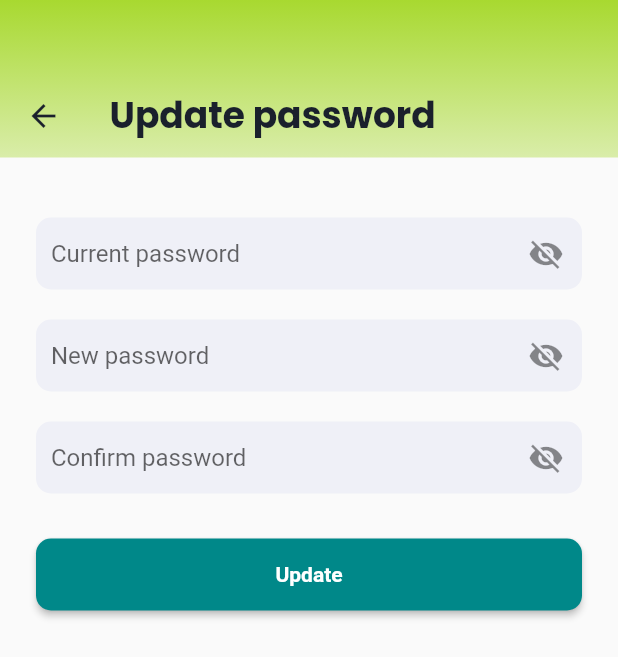
After one commit to NguyenDuyBac1995/wallet_app, a Flutter app: the UpdatePasswordScreen screen opened by its route, on a phone screen of 412 x 824 dp. The commit adds this screen. Shown: the top 657 px of the screen. Run offline on Flutter 3.47's test engine with Material 2 defaults, Android fonts, the phone set to English and light mode, and no system bars; our stand-ins replace device_preview, dio, equatable, firebase_auth, firebase_core, flutter_bloc and 6 more; missing offline and left inert: country_pickers, currency_picker; accounts and stored records are empty; generated files the repository leaves out were written again; network calls fail.

Commit message:
ui man hinh profile, password
ui man hinh profile, password

```diff
--- a/lib/core/routes/generator.route.dart
+++ b/lib/core/routes/generator.route.dart
@@ -4,12 +4,15 @@ import 'package:big_wallet/features/auth/screens/auth.screen.dart';
 import 'package:big_wallet/features/auth/screens/forgot.new.password.screen.dart';
 import 'package:big_wallet/features/auth/screens/information.screen.dart';
 import 'package:big_wallet/features/bottom_bar/screens/bottom_bar.screen.dart';
+import 'package:big_wallet/features/settings/screens/edit_profile.screen.dart';
+import 'package:big_wallet/features/settings/screens/records_management.screen.dart';
 import 'package:big_wallet/features/settings/screens/setting.screen.dart';
 import 'package:big_wallet/features/auth/screens/signin.screen.dart';
 import 'package:big_wallet/features/auth/screens/signup.information.screen.dart';
 import 'package:big_wallet/features/auth/screens/signup.screen.dart';
 import 'package:big_wallet/features/auth/screens/verify.otp.screen.dart';
 import 'package:big_wallet/features/otp/screens/otp.screen.dart';
+import 'package:big_wallet/features/settings/screens/update_password.screen.dart';
 import 'package:big_wallet/features/splash/screens/splash.screen.dart';
 import 'package:big_wallet/models/bundle.model.dart';
 import 'package:flutter/material.dart';
@@ -63,6 +66,15 @@ class RouteGenerator {
       case Routes.settingScreen:
         return GeneratePageRoute(
             widget: const SettingsScreen(), routeName: settings.name);
+      case Routes.updatePassWordScreen:
+        return GeneratePageRoute(
+            widget: const UpdatePasswordScreen(), routeName: settings.name);
+      case Routes.editProfileScreen:
+        return GeneratePageRoute(
+            widget: const EditProfileScreen(), routeName: settings.name);
+      case Routes.recordsManagement:
+        return GeneratePageRoute(
+            widget: const RecordsManagement(), routeName: settings.name);
       default:
         return GeneratePageRoute(
             widget: Scaffold(
--- a/lib/core/routes/routes.dart
+++ b/lib/core/routes/routes.dart
@@ -11,4 +11,7 @@ class Routes {
   static const signupInformationScreen = 'SignupInformationScreen';
   static const bottomBarScreen = 'bottomBarScreen';
   static const settingScreen = 'settingScreen';
+  static const updatePassWordScreen = 'updatePassWord';
+  static const editProfileScreen = 'editProfileScreen';
+  static const recordsManagement = 'recordsManagement';
 }
--- a/lib/features/auth/screens/forgot.new.password.screen.dart
+++ b/lib/features/auth/screens/forgot.new.password.screen.dart
@@ -19,7 +19,8 @@ class ForgotNewPasswordScreen extends StatefulWidget {
 class _ForgotNewPasswordScreen extends State<ForgotNewPasswordScreen> {
   final _formKey = GlobalKey<FormState>();
   final TextEditingController _controllerPassword = TextEditingController();
-  final TextEditingController _controllerConfirmPassword = TextEditingController();
+  final TextEditingController _controllerConfirmPassword =
+      TextEditingController();
   late bool _passwordVisible = false;
   late bool _confirmPasswordVisible = false;
 
@@ -28,6 +29,7 @@ class _ForgotNewPasswordScreen extends State<ForgotNewPasswordScreen> {
       _passwordVisible = !_passwordVisible;
     });
   }
+
   void _toggleConfirmPasswordStatus() {
     setState(() {
       _confirmPasswordVisible = !_confirmPasswordVisible;
@@ -83,7 +85,6 @@ class _ForgotNewPasswordScreen extends State<ForgotNewPasswordScreen> {
               const SizedBox(
                 height: 20,
               ),
-
               SingleChildScrollView(
                 child: Form(
                   key: _formKey,
@@ -188,7 +189,6 @@ class _ForgotNewPasswordScreen extends State<ForgotNewPasswordScreen> {
                           )
                         ],
                       ),
-
                     ],
                   ),
                 ),
--- /dev/null
+++ b/lib/features/settings/screens/update_password.screen.dart
@@ -0,0 +1,187 @@
+import 'package:big_wallet/core/routes/routes.dart';
+import 'package:big_wallet/utilities/assets.dart';
+import 'package:big_wallet/utilities/custom_appBar.dart';
+import 'package:big_wallet/utilities/custom_color.dart';
+import 'package:big_wallet/utilities/custom_style.dart';
+import 'package:big_wallet/utilities/localization.dart';
+import 'package:big_wallet/utilities/styled.dart';
+import 'package:big_wallet/utilities/text_styled.dart';
+import 'package:big_wallet/utilities/widgets/common.dart';
+import 'package:flutter/material.dart';
+import 'package:flutter/src/widgets/container.dart';
+import 'package:flutter/src/widgets/framework.dart';
+
+class UpdatePasswordScreen extends StatefulWidget {
+  const UpdatePasswordScreen({super.key});
+
+  @override
+  State<UpdatePasswordScreen> createState() => _UpdatePasswordScreenState();
+}
+
+class _UpdatePasswordScreenState extends State<UpdatePasswordScreen> {
+  final _formKey = GlobalKey<FormState>();
+  final TextEditingController _controllerPassword = TextEditingController();
+  final TextEditingController _controllerConfirmPassword =
+      TextEditingController();
+  late bool _passwordVisible = false;
+  late bool _confirmPasswordVisible = false;
+
+  void _togglePasswordStatus() {
+    setState(() {
+      _passwordVisible = !_passwordVisible;
+    });
+  }
+
+  void _toggleConfirmPasswordStatus() {
+    setState(() {
+      _confirmPasswordVisible = !_confirmPasswordVisible;
+    });
+  }
+
+  @override
+  Widget build(BuildContext context) {
+    return Scaffold(
+      appBar: CustomAppBar(
+        title: Text(
+          context.l10n?.titleUpdatePassWord ?? '',
+          style: TextStyles.h1,
+        ),
+      ),
+      body: Container(
+        padding: const EdgeInsets.symmetric(horizontal: 24),
+        child: SingleChildScrollView(
+          child: Form(
+            key: _formKey,
+            child: Column(
+              children: <Widget>[
+                const SizedBox(
+                  height: 30,
+                ),
+                Container(
+                  margin: const EdgeInsets.symmetric(vertical: 10),
+                  decoration: CustomStyled.boxShadowDecoration,
+                  child: TextFormField(
+                    controller: _controllerPassword,
+                    obscureText: !_passwordVisible,
+                    decoration: InputDecoration(
+                      border: OutlineInputBorder(
+                        borderSide: BorderSide.none, // No border
+                        borderRadius: BorderRadius.circular(10),
+                      ),
+                      hintText: context.l10n?.hintTextCurrentPassword ?? '',
+                      fillColor: CustomColors.gray,
+                      filled: true,
+                      suffixIcon: IconButton(
+                        icon: Icon(
+                          _passwordVisible
+                              ? Icons.visibility
+                              : Icons.visibility_off,
+                          size: 24,
+                        ),
+                        onPressed: _togglePasswordStatus,
+                      ),
+                      contentPadding: const EdgeInsets.symmetric(
+                          vertical: 10, horizontal: 10),
+                    ),
+                    validator: (value) {
+                      // if (value == null || value.isEmpty) {
+                      //   return StringApp.VALIDATE_EMPTY_FIELD;
+                      // }
+                      // return null;
+                    },
+                  ),
+                ),
+                Container(
+                  margin: const EdgeInsets.symmetric(vertical: 10),
+                  decoration: CustomStyled.boxShadowDecoration,
+                  child: TextFormField(
+                    controller: _controllerPassword,
+                    obscureText: !_passwordVisible,
+                    decoration: InputDecoration(
+                      border: OutlineInputBorder(
+                        borderSide: BorderSide.none, // No border
+                        borderRadius: BorderRadius.circular(10),
+                      ),
+                      hintText: context.l10n?.hintTextNewPassword ?? '',
+                      fillColor: CustomColors.gray,
+                      filled: true,
+                      suffixIcon: IconButton(
+                        icon: Icon(
+                          _passwordVisible
+                              ? Icons.visibility
+                              : Icons.visibility_off,
+                          size: 24,
+                        ),
+                        onPressed: _togglePasswordStatus,
+                      ),
+                      contentPadding: const EdgeInsets.symmetric(
+                          vertical: 10, horizontal: 10),
+                    ),
+                    validator: (value) {
+                      // if (value == null || value.isEmpty) {
+                      //   return StringApp.VALIDATE_EMPTY_FIELD;
+                      // }
+                      // return null;
+                    },
+                  ),
+                ),
+                Container(
+                  margin: const EdgeInsets.symmetric(vertical: 10),
+                  decoration: CustomStyled.boxShadowDecoration,
+                  child: TextFormField(
+                    controller: _controllerConfirmPassword,
+                    obscureText: !_confirmPasswordVisible,
+                    decoration: InputDecoration(
+                      border: OutlineInputBorder(
+                        borderSide: BorderSide.none, // No border
+                        borderRadius: BorderRadius.circular(10),
+                      ),
+                      fillColor: CustomColors.gray,
+                      filled: true,
+                      hintText: context.l10n?.hintTextConfirmPassword ?? '',
+                      suffixIcon: IconButton(
+                        icon: Icon(
+                          _confirmPasswordVisible
+                              ? Icons.visibility
+                              : Icons.visibility_off,
+                          size: 24,
+                        ),
+                        onPressed: _toggleConfirmPasswordStatus,
+                      ),
+                      contentPadding: const EdgeInsets.symmetric(
+                          vertical: 10, horizontal: 10),
+                    ),
+                    validator: (value) {
+                      // if (value == null || value.isEmpty) {
+                      //   return StringApp.VALIDATE_EMPTY_FIELD;
+                      // }
+                      // return null;
+                    },
+                  ),
+                ),
+                const SizedBox(
+                  height: 20,
+                ),
+                Row(
+                  children: [
+                    Expanded(
+                      child: ElevatedButton(
+                          onPressed: () {
+                            Navigator.pushNamed(context, Routes.signInScreen);
+                          },
+                          style: CustomStyle.primaryButtonStyle,
+                          child: Padding(
+                            padding: const EdgeInsets.symmetric(vertical: 16),
+                            child: Text(context.l10n?.btnUpdateProfile ?? ''),
+                          )),
+                    )
+                  ],
+                ),
+              ],
+            ),
+          ),
+        ),
+      ),
+    );
+  }
+}
--- a/lib/l10n/app_en.arb
+++ b/lib/l10n/app_en.arb
@@ -103,5 +103,15 @@
     "updatePassword": "Update password",
     "generalSetting": "General setting",
     "rateUs": "Rate us",
-    "logout": "Logout"
+    "logout": "Logout",
+    "titleUpdatePassWord": "Update password",
+    "labelTextDisplayName": "Display name",
+    "labelTextPhoneNumber": "Phone number",
+    "labelTextEmail": "Email address",
+    "labelTextDOB": "DOB",
+    "labelTextCurrency": "Currency",
+    "btnUpdateProfile": "Update",
+    "hintTextCurrentPassword": "Current password",
+    "hintTextNewPassword": "New password",
+    "hintTextConfirmPassword": "Confirm password"
 }
--- a/lib/utilities/assets.dart
+++ b/lib/utilities/assets.dart
@@ -14,6 +14,8 @@ class IconConstant {
   static const keyIcon = 'assets/icons/key_icon.svg';
   static const profileIcon = 'assets/icons/profile.svg';
   static const chartPie = 'assets/icons/Chart-pie.svg';
+  static const backArrow = 'assets/icons/back_arrow_icon.svg';
+  static const calendarIcon = 'assets/icons/calandar_icon.svg';
 }
 
 class IconSetting {
--- /dev/null
+++ b/lib/utilities/custom_appBar.dart
@@ -0,0 +1,53 @@
+import 'package:flutter/material.dart';
+
+import 'custom_color.dart';
+
+class CustomAppBar extends StatelessWidget implements PreferredSizeWidget {
+  final Widget title;
+  final double height;
+  final String routerName;
+  // final Function(string) onChange;
+
+  const CustomAppBar({
+    super.key,
+    required this.title,
+    this.height = 105,
+    this.routerName = '/',
+  });
+
+  @override
+  Widget build(BuildContext context) {
+    return Container(
+        height: height,
+        padding: const EdgeInsets.symmetric(horizontal: 5),
+        decoration:
+            const BoxDecoration(gradient: CustomColors.linearGradientAppBar),
+        child: Padding(
+          padding: const EdgeInsets.only(top: 50),
+          child: Row(
+            children: [
+              IconButton(
+                icon: const Icon(
+                  Icons.arrow_back,
+                  color: CustomColors.blackText,
+                  size: 24,
+                ),
+                color: Colors.white,
+                onPressed: () {
+                  routerName == '/'
+                      ? Navigator.pop(context)
+                      : Navigator.pushNamed(context, routerName);
+                },
+              ),
+              const SizedBox(
+                width: 20,
+              ),
+              title
+            ],
+          ),
+        ));
+  }
+
+  @override
+  Size get preferredSize => Size.fromHeight(height);
+}
--- a/lib/utilities/custom_color.dart
+++ b/lib/utilities/custom_color.dart
@@ -12,4 +12,14 @@ class CustomColors {
   static const Color colorIconNavBarActive = Color(0xFFA8D930);
   static const Color colorBoxShadowBottomBar = Color.fromRGBO(9, 0, 93, 0.06);
   static const Color colorBoxShadowMenuItem = Color(0xFFF8FFF8);
+  static const LinearGradient linearGradientAppBar = LinearGradient(
+    colors: [
+      Color(0xFFA8D930),
+      Color.fromRGBO(168, 217, 48, 0.4),
+    ],
+    begin: Alignment.topCenter,
+    end: Alignment.bottomCenter,
+    stops: [0, 1],
+  );
+  static const Color backgroundTextFormField = Color(0xFFFCFCFC);
 }
--- a/lib/utilities/custom_style.dart
+++ b/lib/utilities/custom_style.dart
@@ -35,4 +35,6 @@ class CustomStyle {
     blurRadius: 8,
     color: Color.fromRGBO(9, 0, 93, 0.06),
   );
+
+  static BorderRadius borderRadiusFormFieldStyle = BorderRadius.circular(10);
 }
--- a/lib/utilities/text_styled.dart
+++ b/lib/utilities/text_styled.dart
@@ -59,4 +59,10 @@ class TextStyles {
       fontSize: 14,
       fontWeight: FontWeight.w400,
       color: CustomColors.blackText);
+  static TextStyle labelTextStyle = TextStyle(
+      fontFamily: FontFamily.Poppins,
+      fontSize: 14,
+      fontWeight: FontWeight.w400,
+      backgroundColor: const Color(0xFFFFFBFE),
+      color: CustomColors.blackTitle);
 }
```
Also changed, not shown: lib/features/auth/screens/forgot.password.phone.screen.dart (+32 -17 lines), lib/features/bottom_bar/screens/bottom_bar.screen.dart (+10 -2 lines), lib/features/bottom_bar/screens/widgets/custom_bottom.navigation.dart (+3 -9 lines), lib/features/settings/screens/edit_profile.screen.dart (added, +174 -0 lines), lib/features/settings/screens/records_management.screen.dart (added, +29 -0 lines), lib/features/settings/screens/setting.screen.dart (+10 -3 lines), lib/l10n/app_vi.arb (+11 -1 lines), lib/utilities/styled.dart (+2 -5 lines), assets/icons/back_arrow_icon.svg (added), assets/icons/calandar_icon.svg (added).
